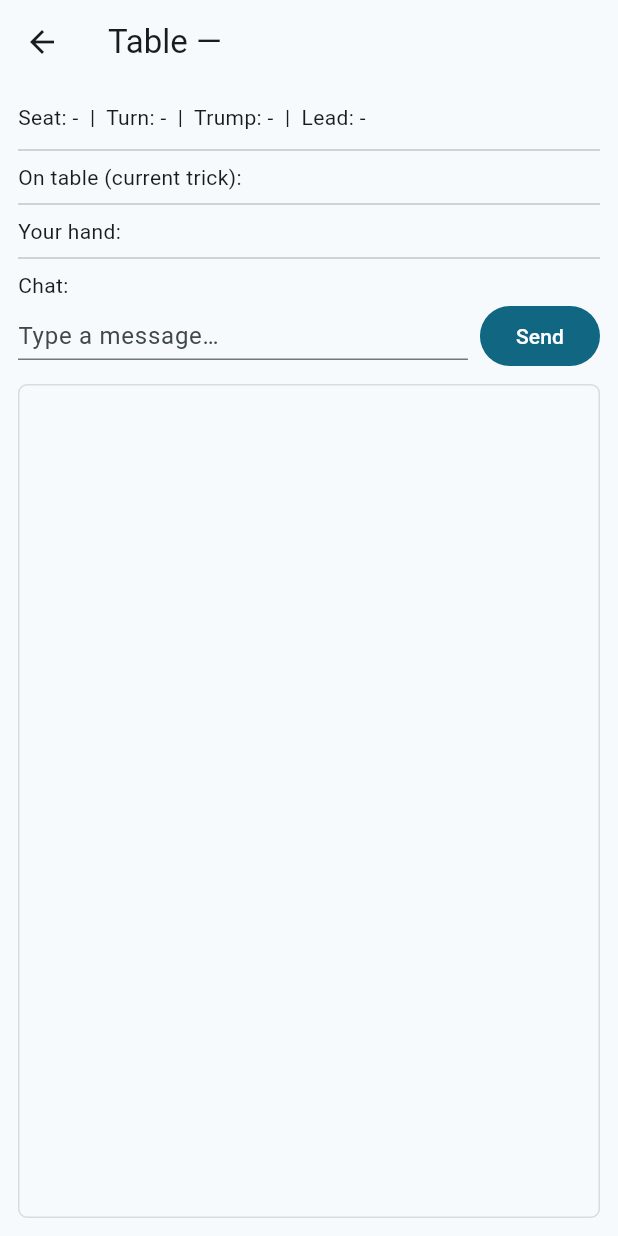
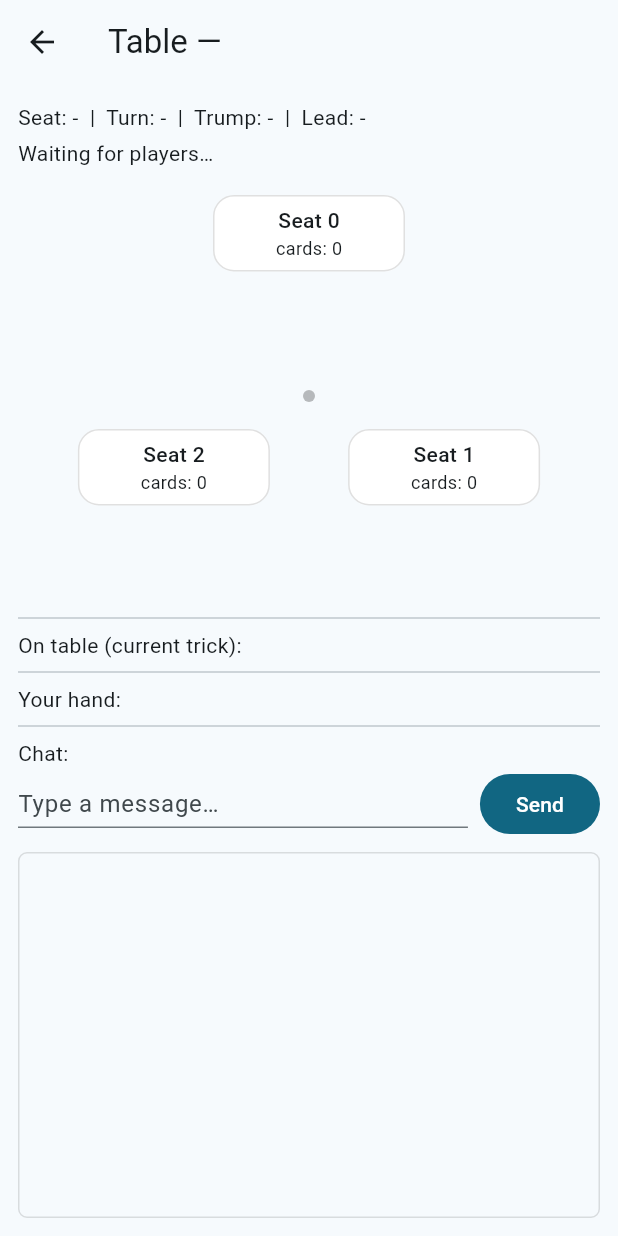
Before and after one commit to youngZwiebelandtheGemuseBeat/reusable_online_card_game_framework, a Flutter app: the TablePage screen opened directly with empty values, on a phone screen of 412 x 824 dp. Run offline on Flutter 3.47's test engine with Material 3 defaults, Android fonts, the phone set to English and light mode, and no system bars; missing offline and left inert: dart:html; network calls fail.

Commit message:
add: order, highlighting, seating positions

```diff
--- a/client/lib/main.dart
+++ b/client/lib/main.dart
@@ -1,3 +1,4 @@
+import 'dart:math' as math;
 import 'package:flutter/material.dart';
 import 'ws_service.dart';
 
@@ -17,16 +18,9 @@ class _AppRootState extends State<AppRoot> {
   final nameCtrl = TextEditingController(text: '');
 
   @override
-  void initState() {
-    super.initState();
-    ws.connect();
-  }
-
+  void initState() { super.initState(); ws.connect(); }
   @override
-  void dispose() {
-    nameCtrl.dispose();
-    super.dispose();
-  }
+  void dispose() { nameCtrl.dispose(); super.dispose(); }
 
   @override
   Widget build(BuildContext context) {
@@ -105,7 +99,7 @@ class _LobbyPageState extends State<LobbyPage> {
       child: Column(
         crossAxisAlignment: CrossAxisAlignment.start,
         children: [
-          // Name field
+          // Name
           Row(children: [
             SizedBox(
               width: 260,
@@ -121,7 +115,7 @@ class _LobbyPageState extends State<LobbyPage> {
             OutlinedButton(onPressed: _applyName, child: const Text('Set name')),
           ]),
           const SizedBox(height: 12),
-
+          // Create / Join
           Wrap(spacing: 8, runSpacing: 8, children: [
             FilledButton(onPressed: _create, child: const Text('Create table (3)')),
             SizedBox(
@@ -191,6 +185,7 @@ class _TablePageState extends State<TablePage> {
   List<dynamic> hand = [];
   List<Map<String, dynamic>> trick = [];
   List<String> names = [];
+  List<int> counts = [];
 
   final chat = <String>[];
   final chatCtrl = TextEditingController();
@@ -207,13 +202,14 @@ class _TablePageState extends State<TablePage> {
               seat = (m['m']['seat'] as num).toInt();
               turn = (m['m']['turn'] as num).toInt();
               trump = m['m']['trump'] as String?;
-              lead = m['m']['lead'] as String?;
+              lead  = m['m']['lead'] as String?;
               handOver = (m['m']['handOver'] ?? false) as bool;
               hand = List<dynamic>.from(m['m']['you'] as List? ?? const []);
               trick = ((m['m']['trick'] as List?) ?? const [])
                   .map((e) => Map<String, dynamic>.from((e as Map).map((k, v) => MapEntry(k.toString(), v))))
                   .toList();
               names = ((m['m']['names'] as List?) ?? const []).map((e) => (e ?? '').toString()).toList();
+              counts = ((m['m']['counts'] as List?) ?? const []).map((e) => (e as num).toInt()).toList();
             });
           }
           break;
@@ -251,15 +247,19 @@ class _TablePageState extends State<TablePage> {
   @override
   Widget build(BuildContext context) {
     final myTurn = seat != null && turn != null && seat == turn;
+    final occ = counts.where((c) => c > 0).length;
+    final seats = counts.isNotEmpty ? counts.length : math.max(names.length, 0);
+
     return Scaffold(
       appBar: AppBar(
         title: Text('Table — ${widget.roomId}'),
         leading: IconButton(icon: const Icon(Icons.arrow_back), onPressed: _leave),
         actions: [
-          if (handOver) Padding(
-            padding: const EdgeInsets.symmetric(horizontal: 8),
-            child: FilledButton(onPressed: _newHand, child: const Text('New hand')),
-          ),
+          if (handOver)
+            Padding(
+              padding: const EdgeInsets.symmetric(horizontal: 8),
+              child: FilledButton(onPressed: _newHand, child: const Text('New hand')),
+            ),
         ],
       ),
       body: Padding(
@@ -269,8 +269,22 @@ class _TablePageState extends State<TablePage> {
           children: [
             Text('Seat: ${seat ?? "-"}  |  Turn: ${turn ?? "-"}  |  Trump: ${trump ?? "-"}  |  Lead: ${lead ?? "-"}'),
             const SizedBox(height: 4),
-            if (names.isNotEmpty)
-              Text('Players: ${names.asMap().entries.map((e) => "s${e.key}:${e.value.isEmpty ? '—' : e.value}").join("  ")}'),
+            Text(occ >= 2 ? 'Players seated: $occ/${seats > 0 ? seats : "-"}'
+                          : 'Waiting for players…'),
+            const SizedBox(height: 12),
+
+            // Seating diagram
+            SizedBox(
+              height: 280,
+              child: PlayerRing(
+                seats: seats > 0 ? seats : 3,
+                names: names,
+                counts: counts,
+                youSeat: seat,
+                turnSeat: turn,
+              ),
+            ),
+
             const Divider(),
             const Text('On table (current trick):'),
             Wrap(
@@ -338,3 +352,90 @@ class _TablePageState extends State<TablePage> {
     );
   }
 }
+
+// -------------------- PlayerRing widget --------------------
+
+class PlayerRing extends StatelessWidget {
+  final int seats;
+  final List<String> names;   // same length or shorter; missing => ""
+  final List<int> counts;     // same length or shorter; missing => 0
+  final int? youSeat;
+  final int? turnSeat;
+
+  const PlayerRing({
+    super.key,
+    required this.seats,
+    required this.names,
+    required this.counts,
+    this.youSeat,
+    this.turnSeat,
+  });
+
+  @override
+  Widget build(BuildContext context) {
+    return LayoutBuilder(builder: (ctx, c) {
+      final w = c.maxWidth;
+      final h = c.maxHeight;
+      final r = math.min(w, h) / 2 - 36; // radius for chips
+      final centerX = w / 2;
+      final centerY = h / 2;
+
+      // Angle step; seat 0 at top by default
+      final step = 2 * math.pi / seats;
+      final startAngle = -math.pi / 2; // top
+
+      List<Widget> children = [];
+      for (int s = 0; s < seats; s++) {
+        final angle = startAngle + s * step;
+        final x = centerX + r * math.cos(angle);
+        final y = centerY + r * math.sin(angle);
+
+        final name = (s < names.length && names[s].isNotEmpty) ? names[s] : 'Seat $s';
+        final cnt  = (s < counts.length) ? counts[s] : 0;
+        final isYou = (youSeat == s);
+        final isTurn = (turnSeat == s);
+
+        children.add(Positioned(
+          left: x - 64,
+          top:  y - 30,
+          width: 128,
+          child: AnimatedContainer(
+            duration: const Duration(milliseconds: 200),
+            padding: const EdgeInsets.symmetric(horizontal: 10, vertical: 6),
+            decoration: BoxDecoration(
+              color: isTurn ? Colors.yellow.withOpacity(0.25) : Colors.white,
+              borderRadius: BorderRadius.circular(14),
+              border: Border.all(
+                color: isTurn ? Colors.amber : (isYou ? Colors.blue : Colors.black12),
+                width: isTurn ? 3 : (isYou ? 2 : 1),
+              ),
+              boxShadow: isTurn ? [const BoxShadow(blurRadius: 10, spreadRadius: 1, color: Colors.amberAccent)] : null,
+            ),
+            child: Column(
+              mainAxisSize: MainAxisSize.min,
+              children: [
+                Text(
+                  name + (isYou ? '  (You)' : ''),
+                  overflow: TextOverflow.ellipsis,
+                  style: TextStyle(
+                    fontWeight: isTurn ? FontWeight.w700 : FontWeight.w500,
+                  ),
+                ),
+                Text('cards: $cnt', style: const TextStyle(fontSize: 12)),
+              ],
+            ),
+          ),
+        ));
+      }
+
+      // Center marker for orientation (optional)
+      children.add(Positioned(
+        left: centerX - 4, top: centerY - 4, child: const SizedBox(width: 8, height: 8,
+          child: DecoratedBox(decoration: BoxDecoration(color: Colors.black26, shape: BoxShape.circle)),
+        ),
+      ));
+
+      return Stack(children: children);
+    });
+  }
+}
```
Also changed, not shown: 1 other file.
